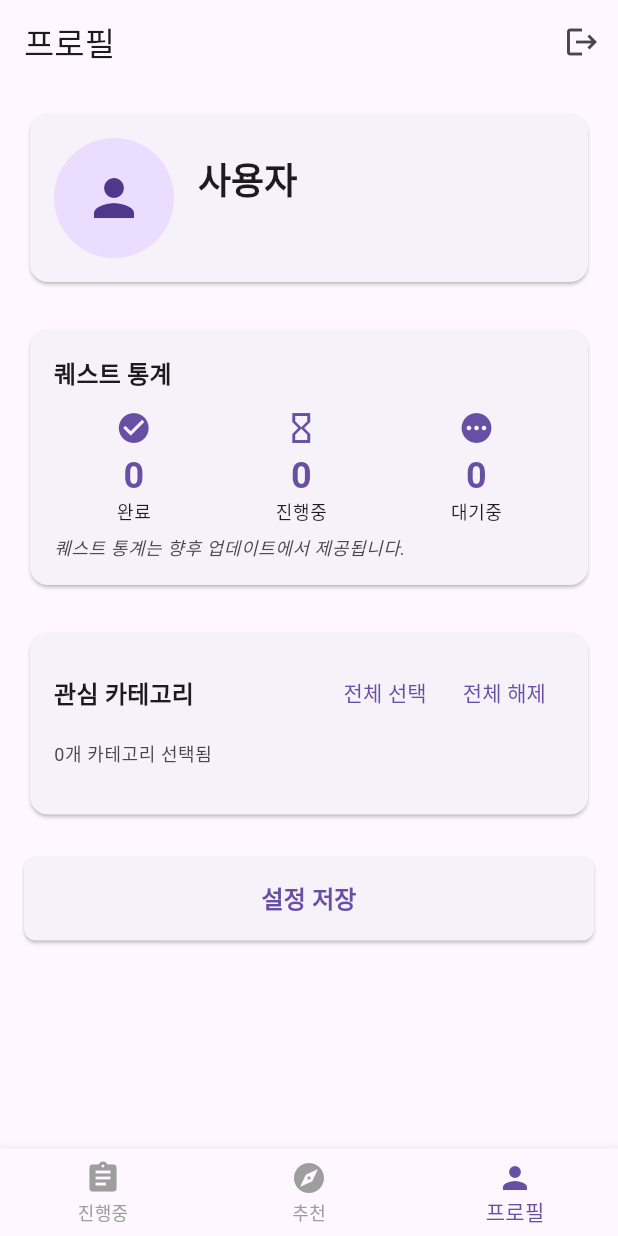
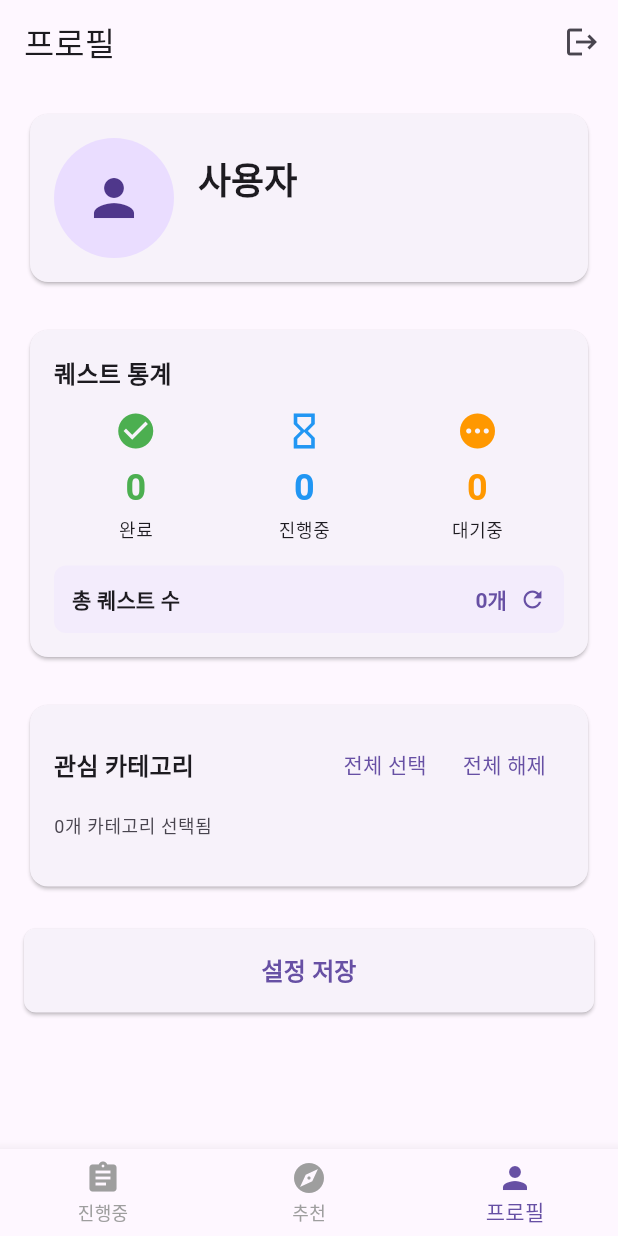
Before and after one commit to KimHyungSik/todo_quest, a Flutter app: the screen it shows once a user with an empty profile is signed in, item 2 of the bottom bar chosen, after a tap on the "person" icon, on a phone screen of 412 x 824 dp. Run offline on Flutter 3.47's test engine with Material 3 defaults, Android fonts, the phone set to English and light mode, and no system bars; our stand-ins replace firebase_core, flutter_riverpod, freezed_annotation, google_sign_in, sign_in_with_apple, supabase_flutter; accounts and stored records are empty; network calls fail.

Commit message:
퀘스트 통계 완성

```diff
--- a/lib/feture/screens/profile/profile_screen.dart
+++ b/lib/feture/screens/profile/profile_screen.dart
@@ -2,8 +2,6 @@ import 'package:flutter/material.dart';
 import 'package:flutter_riverpod/flutter_riverpod.dart';
 import 'package:todo_quest/feture/screens/profile/profile_viewmodel.dart';
 import 'package:todo_quest/feture/screens/profile/widget/multi_select_category_widget.dart';
-import 'package:todo_quest/repositories/auth_repository/auth_repository.dart';
-import 'package:todo_quest/screens/login_screen.dart';
 
 class ProfileScreen extends ConsumerWidget {
   const ProfileScreen({super.key});
@@ -27,7 +25,7 @@ class ProfileScreen extends ConsumerWidget {
                       _buildProfileHeader(context, profileState),
                       const SizedBox(height: 24),
 
-                      _buildStatsCard(context, profileState),
+                      _buildStatsCard(context, profileState, viewModel),
                       const SizedBox(height: 24),
 
                       // Category preferences section
@@ -137,7 +135,7 @@ class ProfileScreen extends ConsumerWidget {
     );
   }
 
-  Widget _buildStatsCard(BuildContext context, profileState) {
+  Widget _buildStatsCard(BuildContext context, profileState, viewModel) {
     return Card(
       child: Padding(
         padding: const EdgeInsets.all(16.0),
@@ -151,22 +149,61 @@ class ProfileScreen extends ConsumerWidget {
                   ),
             ),
             const SizedBox(height: 12),
+            if (profileState.isLoadingStats) ...[
+              const SizedBox(height: 16),
+              const Center(child: CircularProgressIndicator()),
+              const SizedBox(height: 16),
+            ] else ...[
               Row(
                 mainAxisAlignment: MainAxisAlignment.spaceAround,
                 children: [
-                _buildStatItem(context, '완료', '0', Icons.check_circle),
-                _buildStatItem(context, '진행중', '0', Icons.hourglass_empty),
-                _buildStatItem(context, '대기중', '0', Icons.pending),
+                  _buildStatItem(context, '완료', '${profileState.completedQuestsCount}', Icons.check_circle, Colors.green),
+                  _buildStatItem(context, '진행중', '${profileState.activeQuestsCount}', Icons.hourglass_empty, Colors.blue),
+                  _buildStatItem(context, '대기중', '${profileState.pendingQuestsCount}', Icons.pending, Colors.orange),
                 ],
               ),
-            const SizedBox(height: 8),
+              const SizedBox(height: 16),
+              // Total quests summary with refresh button
+              Container(
+                width: double.infinity,
+                padding: const EdgeInsets.all(12),
+                decoration: BoxDecoration(
+                  color: Theme.of(context).colorScheme.primaryContainer.withValues(alpha: 0.3),
+                  borderRadius: BorderRadius.circular(8),
+                ),
+                child: Row(
+                  mainAxisAlignment: MainAxisAlignment.spaceBetween,
+                  children: [
                     Text(
-              '퀘스트 통계는 향후 업데이트에서 제공됩니다.',
-              style: Theme.of(context).textTheme.bodySmall?.copyWith(
-                    color: Theme.of(context).colorScheme.onSurfaceVariant,
-                    fontStyle: FontStyle.italic,
+                      '총 퀘스트 수',
+                      style: Theme.of(context).textTheme.titleSmall?.copyWith(
+                        fontWeight: FontWeight.w600,
                       ),
                     ),
+                    Row(
+                      children: [
+                        Text(
+                          '${profileState.totalQuestsCount}개',
+                          style: Theme.of(context).textTheme.titleSmall?.copyWith(
+                            fontWeight: FontWeight.bold,
+                            color: Theme.of(context).colorScheme.primary,
+                          ),
+                        ),
+                        const SizedBox(width: 8),
+                        InkWell(
+                          onTap: () => viewModel.refreshQuestStatistics(),
+                          child: Icon(
+                            Icons.refresh,
+                            size: 18,
+                            color: Theme.of(context).colorScheme.primary,
+                          ),
+                        ),
+                      ],
+                    ),
+                  ],
+                ),
+              ),
+            ],
           ],
         ),
       ),
@@ -174,24 +211,28 @@ class ProfileScreen extends ConsumerWidget {
   }
 
   Widget _buildStatItem(
-      BuildContext context, String label, String value, IconData icon) {
+      BuildContext context, String label, String value, IconData icon, Color color) {
     return Column(
       children: [
         Icon(
           icon,
-          color: Theme.of(context).colorScheme.primary,
+          color: color,
+          size: 28,
         ),
-        const SizedBox(height: 4),
+        const SizedBox(height: 8),
         Text(
           value,
           style: Theme.of(context).textTheme.headlineSmall?.copyWith(
                 fontWeight: FontWeight.bold,
-                color: Theme.of(context).colorScheme.primary,
+                color: color,
               ),
         ),
+        const SizedBox(height: 4),
         Text(
           label,
-          style: Theme.of(context).textTheme.bodySmall,
+          style: Theme.of(context).textTheme.bodySmall?.copyWith(
+            fontWeight: FontWeight.w500,
+          ),
         ),
       ],
     );
--- a/lib/feture/screens/profile/profile_viewmodel.dart
+++ b/lib/feture/screens/profile/profile_viewmodel.dart
@@ -4,6 +4,7 @@ import 'package:todo_quest/feture/screens/profile/state/profile_state.dart';
 import '../../../models/quest/category/quest_category.dart';
 import '../../../repositories/quest_repository/quest_respository.dart';
 import '../../../repositories/user_repository/user_repository.dart';
+import '../../../repositories/user_repository/user_quest_repository.dart';
 
 class ProfileViewModel extends StateNotifier<ProfileState> {
   ProfileViewModel() : super(ProfileState()) {
@@ -12,6 +13,7 @@ class ProfileViewModel extends StateNotifier<ProfileState> {
 
   final QuestRepository _questRepository = QuestRepository();
   final UserRepository _userRepository = UserRepository(Supabase.instance.client);
+  final UserQuestRepository _userQuestRepository = UserQuestRepository(Supabase.instance.client);
 
   Future<void> _initialize() async {
     state = state.copyWith(isLoading: true, errorMessage: null);
@@ -29,6 +31,9 @@ class ProfileViewModel extends StateNotifier<ProfileState> {
         allCategories: categories,
         isLoading: false,
       );
+
+      // Load quest statistics after basic profile loads
+      await _loadQuestStatistics();
     } catch (error) {
       state = state.copyWith(
         isLoading: false,
@@ -84,6 +89,38 @@ class ProfileViewModel extends StateNotifier<ProfileState> {
   Future<void> refreshProfile() async {
     await _initialize();
   }
+
+  // Load quest statistics
+  Future<void> _loadQuestStatistics() async {
+    state = state.copyWith(isLoadingStats: true);
+
+    try {
+      // Load all user quests
+      final allUserQuests = await _userQuestRepository.getAllQuests();
+
+      // Calculate statistics
+      final completedCount = allUserQuests.where((q) => q.isCompleted).length;
+      final activeCount = allUserQuests.where((q) => q.isInProgress).length;
+      final pendingCount = allUserQuests.where((q) => q.isPending).length;
+      final totalCount = allUserQuests.length;
+
+      state = state.copyWith(
+        isLoadingStats: false,
+        completedQuestsCount: completedCount,
+        activeQuestsCount: activeCount,
+        pendingQuestsCount: pendingCount,
+        totalQuestsCount: totalCount,
+      );
+    } catch (error) {
+      print('퀘스트 통계 로드 중 오류 발생: $error');
+      state = state.copyWith(isLoadingStats: false);
+    }
+  }
+
+  // Refresh quest statistics
+  Future<void> refreshQuestStatistics() async {
+    await _loadQuestStatistics();
+  }
 }
 
 final profileViewModelProvider =
--- a/lib/feture/screens/profile/state/profile_state.dart
+++ b/lib/feture/screens/profile/state/profile_state.dart
@@ -15,6 +15,11 @@ abstract class ProfileState with _$ProfileState {
     @Default([]) List<QuestCategory> selectedCategories,
     @Default(false) bool isLoading,
     @Default(false) bool isSaving,
+    @Default(false) bool isLoadingStats,
+    @Default(0) int completedQuestsCount,
+    @Default(0) int activeQuestsCount,
+    @Default(0) int pendingQuestsCount,
+    @Default(0) int totalQuestsCount,
     String? errorMessage,
   }) = _ProfileState;
 
```
Also changed, not shown: lib/feture/screens/profile/state/profile_state.freezed.dart, lib/feture/screens/profile/state/profile_state.g.dart. Lines whose indentation alone changed are shown as unchanged.
